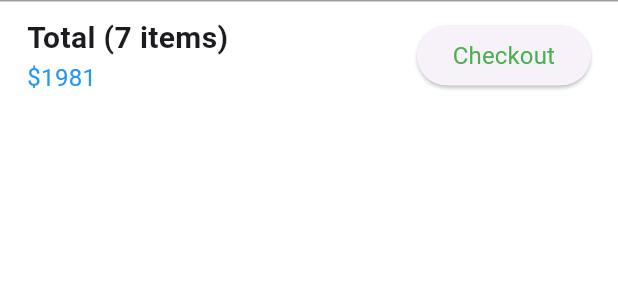
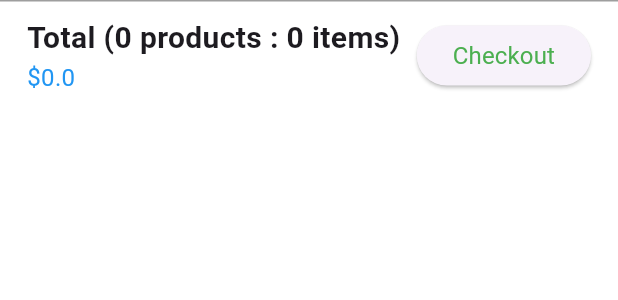
Before and after one commit to MeDoRa0/shop_user, a Flutter app: the BottomCheckout widget shown alone on an empty page, opened directly, on a phone screen of 412 x 824 dp. Shown: the top 300 px of the screen. Run offline on Flutter 3.47's test engine with Material 3 defaults, Android fonts, the phone set to English and light mode, and no system bars; our stand-ins replace card_swiper, fancy_shimmer_image, font_awesome_flutter, image_picker, shared_preferences, shimmer; missing offline and left inert: dynamic_height_grid_view; accounts and stored records are empty; network calls fail.

Commit message:
user can delete items in his cart

```diff
--- a/lib/Providers/cart_provider.dart
+++ b/lib/Providers/cart_provider.dart
@@ -1,5 +1,7 @@
 import 'package:flutter/material.dart';
+import 'package:shop_user/Providers/product_provider.dart';
 import 'package:shop_user/models/cart_model.dart';
+import 'package:shop_user/models/product_model.dart';
 import 'package:uuid/uuid.dart';
 
 class CartProvider with ChangeNotifier {
@@ -23,7 +25,7 @@ class CartProvider with ChangeNotifier {
     notifyListeners();
   }
 
-  void updateQuantity({required String productID,required int quantity}) {
+  void updateQuantity({required String productID, required int quantity}) {
     _cartItems.update(
       productID,
       (item) => CartModel(
@@ -34,4 +36,40 @@ class CartProvider with ChangeNotifier {
     );
     notifyListeners();
   }
+
+  double getTotal({required ProductProvider productProvider}) {
+    double total = 0.0;
+    _cartItems.forEach(
+      (key, value) {
+        final ProductModel? getCurrentProduct =
+            productProvider.findByProdId(value.productID);
+        if (getCurrentProduct == null) {
+          total + 0;
+        } else {
+          total += getCurrentProduct.productPrice * value.quantity;
+        }
+      },
+    );
+    return total;
+  }
+
+  void removeOneItem({required String productID}) {
+    _cartItems.remove(productID);
+    notifyListeners();
+  }
+
+  void clearLocalCart() {
+    _cartItems.clear();
+    notifyListeners();
+  }
+
+  int getQuantity() {
+    int total = 0;
+    _cartItems.forEach(
+      (key, value) {
+        total += value.quantity;
+      },
+    );
+    return total;
+  }
 }
--- a/lib/widgets/bottom_checkout.dart
+++ b/lib/widgets/bottom_checkout.dart
@@ -1,4 +1,7 @@
 import 'package:flutter/material.dart';
+import 'package:provider/provider.dart';
+import 'package:shop_user/Providers/cart_provider.dart';
+import 'package:shop_user/Providers/product_provider.dart';
 import 'package:shop_user/widgets/subtitle_text.dart';
 import 'package:shop_user/widgets/title_text.dart';
 
@@ -7,6 +10,8 @@ class BottomCheckout extends StatelessWidget {
 
   @override
   Widget build(BuildContext context) {
+    final productProvider = Provider.of<ProductProvider>(context);
+    final cartProvider = Provider.of<CartProvider>(context);
     return Container(
       decoration: BoxDecoration(
         color: Theme.of(context).scaffoldBackgroundColor,
@@ -24,12 +29,15 @@ class BottomCheckout extends StatelessWidget {
           child: Row(
             mainAxisAlignment: MainAxisAlignment.spaceBetween,
             children: [
-              const Column(
+              Column(
                 crossAxisAlignment: CrossAxisAlignment.start,
                 children: [
-                  TitleText(label: 'Total (7 items)'),
+                  TitleText(
+                      label:
+                          'Total (${cartProvider.getCartItems.length} products : ${cartProvider.getQuantity()} items)'),
                   SubTitleText(
-                    label: '\$1981',
+                    label:
+                        '\$${cartProvider.getTotal(productProvider: productProvider)}',
                     color: Colors.blue,
                   ),
                 ],
```
Also changed, not shown: lib/screens/cart_screen.dart (+12 -1 lines), lib/screens/inner_screens/product_details.dart (+24 -6 lines), lib/widgets/cart_widget.dart (+7 -1 lines).
